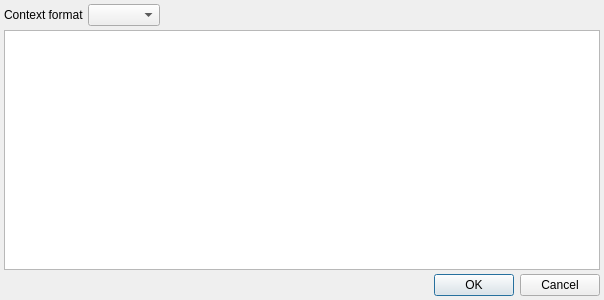
This is src/x/coap/coappayloadeditor.ui in x-tools-author/x-tools as Qt 5 draws it before an edit. The edited form follows.
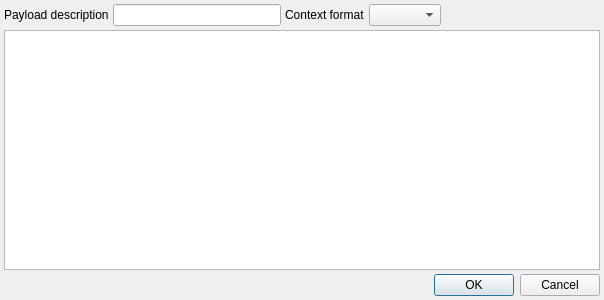
This is the edited form.

```diff
--- a/src/x/coap/coappayloadeditor.ui
+++ b/src/x/coap/coappayloadeditor.ui
@@ -29,14 +29,7 @@
    <property name="spacing">
     <number>4</number>
    </property>
-   <item row="0" column="0">
-    <widget class="QLabel" name="label">
-     <property name="text">
-      <string>Context format</string>
-     </property>
-    </widget>
-   </item>
-   <item row="0" column="2">
+   <item row="0" column="4">
     <widget class="QLabel" name="label_2">
      <property name="sizePolicy">
       <sizepolicy hsizetype="Expanding" vsizetype="Preferred">
@@ -49,19 +42,43 @@
      </property>
     </widget>
    </item>
-   <item row="0" column="1">
+   <item row="0" column="3">
     <widget class="QComboBox" name="comboBoxContextFormat"/>
    </item>
-   <item row="1" column="0" colspan="3">
-    <widget class="QTextEdit" name="textEdit"/>
+   <item row="0" column="0">
+    <widget class="QLabel" name="label_3">
+     <property name="text">
+      <string>Payload description</string>
+     </property>
+    </widget>
    </item>
-   <item row="2" column="0" colspan="3">
+   <item row="0" column="2">
+    <widget class="QLabel" name="label">
+     <property name="text">
+      <string>Context format</string>
+     </property>
+    </widget>
+   </item>
+   <item row="2" column="2" colspan="3">
     <widget class="QDialogButtonBox" name="buttonBox">
      <property name="standardButtons">
       <set>QDialogButtonBox::StandardButton::Cancel|QDialogButtonBox::StandardButton::Ok</set>
      </property>
     </widget>
    </item>
+   <item row="1" column="0" colspan="5">
+    <widget class="QTextEdit" name="textEditPayload"/>
+   </item>
+   <item row="0" column="1">
+    <widget class="QLineEdit" name="lineEditDescription">
+     <property name="minimumSize">
+      <size>
+       <width>168</width>
+       <height>0</height>
+      </size>
+     </property>
+    </widget>
+   </item>
   </layout>
  </widget>
  <resources/>
```
